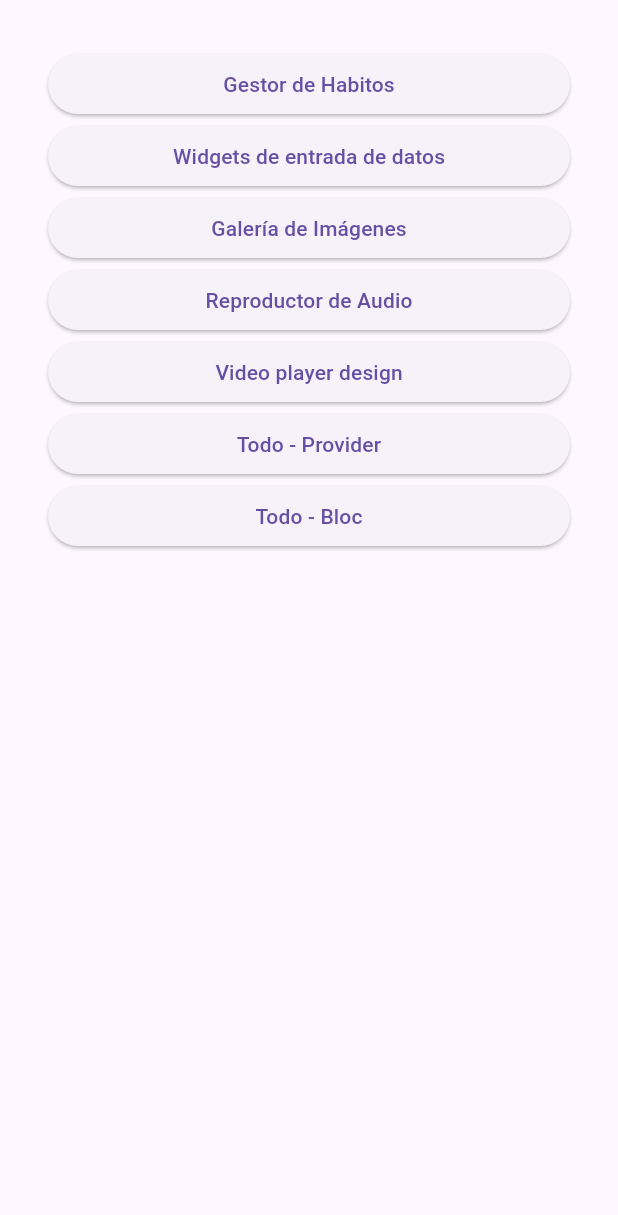
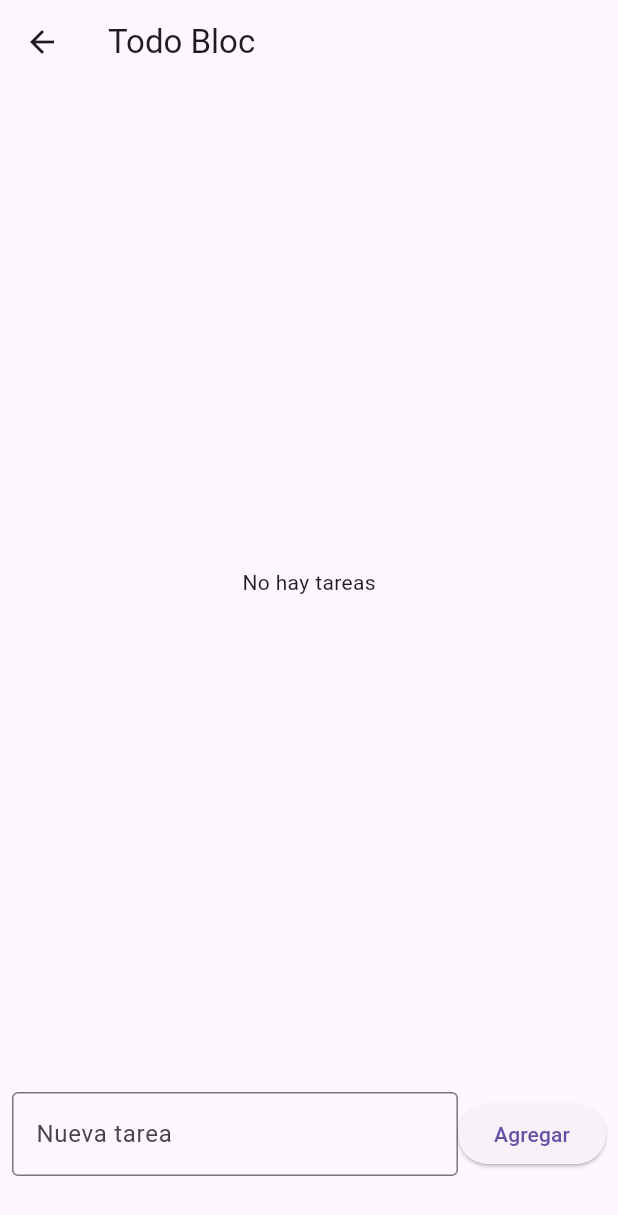
Before and after one commit to lazaronazareno/flutter, a Flutter app: the screen it shows after launch, after a tap on "Todo - Bloc", on a phone screen of 412 x 824 dp. Shown: the top 1215 px of the screen. Run offline on Flutter 3.47's test engine with Material 3 defaults, Android fonts, the phone set to English and light mode, and no system bars; our stand-ins replace equatable, flutter_bloc, just_audio, shared_preferences; network calls fail.

Commit message:
feat: :sparkles: state management with bloc and provider
class 6 with counter examples and more

```diff
--- /dev/null
+++ b/lib/class/task.dart
@@ -0,0 +1,6 @@
+class Task {
+  String title;
+  bool isComplete;
+
+  Task({required this.title, this.isComplete = false});
+}
--- /dev/null
+++ b/lib/counter_example/counter_bloc.dart
@@ -0,0 +1,69 @@
+import 'package:equatable/equatable.dart';
+import 'package:flutter/material.dart';
+import 'package:flutter_bloc/flutter_bloc.dart';
+
+class TodoBloc extends StatelessWidget {
+  const TodoBloc({super.key});
+
+  @override
+  Widget build(BuildContext context) {
+    return BlocProvider(
+      create: (context) => CounterBloc(),
+      child: const Body(),
+    );
+  }
+}
+
+class Body extends StatelessWidget {
+  const Body({super.key});
+
+  @override
+  Widget build(BuildContext context) {
+    return Scaffold(
+      appBar: AppBar(
+        title: const Text("Todo Bloc"),
+      ),
+      body: Center(
+        child: BlocBuilder<CounterBloc, CounterState>(
+          builder: (context, state) {
+            return Text("Contador : ${state.count}");
+          },
+        ),
+      ),
+      floatingActionButton: FloatingActionButton(
+        onPressed: () => context.read<CounterBloc>().add(IncrementEvent()),
+        child: const Icon(Icons.add),
+      ),
+    );
+  }
+}
+
+//Events
+
+abstract class CounterEvent extends Equatable {
+  @override
+  List<Object> get props => [];
+}
+
+class IncrementEvent extends CounterEvent {}
+
+//States
+
+class CounterState extends Equatable {
+  final int count;
+
+  const CounterState({required this.count});
+
+  @override
+  List<Object> get props => [count];
+}
+
+//Bloc
+
+class CounterBloc extends Bloc<CounterEvent, CounterState> {
+  CounterBloc() : super(const CounterState(count: 0)) {
+    on<IncrementEvent>((event, emit) {
+      emit(CounterState(count: state.count + 1));
+    });
+  }
+}
--- a/lib/main.dart
+++ b/lib/main.dart
@@ -1,9 +1,12 @@
 import 'package:flutter/material.dart';
 import 'package:flutter_application_1/menu.dart';
+import 'package:flutter_application_1/todo_provider/todo_provider.dart';
+import 'package:provider/provider.dart';
 //import 'package:flutter_application_1/my_widgets.dart';
 
 void main() {
-  runApp(const MaterialApp(home: Menu()));
+  runApp(ChangeNotifierProvider(
+      create: (_) => TaskProvider(), child: const MaterialApp(home: Menu())));
 }
 
 /* void main() {
--- a/lib/menu.dart
+++ b/lib/menu.dart
@@ -3,6 +3,8 @@ import 'package:flutter_application_1/audio_player/player.dart';
 import 'package:flutter_application_1/entradas_de_datos/in_datos.dart';
 import 'package:flutter_application_1/gallery/gallery.dart';
 import 'package:flutter_application_1/gestor_habitos/home_hab.dart';
+import 'package:flutter_application_1/todo_bloc/todo_bloc_page.dart';
+import 'package:flutter_application_1/todo_provider/todo_provider.dart';
 import 'package:flutter_application_1/video_player_design/video_player_design.dart';
 
 class Menu extends StatelessWidget {
@@ -71,11 +73,27 @@ class Menu extends StatelessWidget {
               child: const Text("Video player design"),
             ),
             ElevatedButton(
-              onPressed: () {},
+              onPressed: () {
+                Navigator.push(
+                  context,
+                  MaterialPageRoute(
+                    builder: (context) => const TodoProvider(),
+                  ),
+                );
+              },
+              //para proyectos un poco mas simples y no tan complejos, más facil de aprender, escalabilidad limitada, mantenimiento moderado, optimizacion promedio
               child: const Text("Todo - Provider"),
             ),
             ElevatedButton(
-              onPressed: () {},
+              onPressed: () {
+                Navigator.push(
+                  context,
+                  MaterialPageRoute(
+                    builder: (context) => const TodoBlocPage(),
+                  ),
+                );
+              },
+              //para proyectos un poco mas grandes y complejos, moderada dificultad de aprendizaje, escalabilidad muy alta, mantenimiento alto, estructura rigida, optimizacion excelente
               child: const Text("Todo - Bloc"),
             ),
           ],
--- /dev/null
+++ b/lib/todo_bloc/bloc/todo_event.dart
@@ -0,0 +1,20 @@
+part of 'todo_bloc.dart';
+
+sealed class TodoEvent extends Equatable {
+  const TodoEvent();
+
+  @override
+  List<Object> get props => [];
+}
+
+class AddTaskEvent extends TodoEvent {
+  final String title;
+
+  const AddTaskEvent({required this.title});
+}
+
+class UpdateStateEvent extends TodoEvent {
+  final int index;
+
+  const UpdateStateEvent({required this.index});
+}
--- /dev/null
+++ b/lib/todo_bloc/bloc/todo_state.dart
@@ -0,0 +1,22 @@
+part of 'todo_bloc.dart';
+
+class TodoState extends Equatable {
+  final List<Task> tasks;
+
+  const TodoState({
+    required this.tasks,
+  });
+
+  factory TodoState.initial() {
+    return const TodoState(tasks: []);
+  }
+
+  //hacer siempre la misma copia con las mismas variables definidas arriba pero con nullsafety para modificar solo las que se necesiten modificar
+  TodoState copyWith({List<Task>? tasks}) {
+    return TodoState(tasks: tasks ?? this.tasks);
+  }
+
+  @override
+  List<Object> get props =>
+      [tasks]; //todas las variables que se inicializan en el constructor
+}
--- /dev/null
+++ b/lib/todo_bloc/todo_bloc_page.dart
@@ -0,0 +1,97 @@
+import 'package:equatable/equatable.dart';
+import 'package:flutter/material.dart';
+import 'package:flutter_application_1/todo_bloc/bloc/todo_bloc.dart';
+import 'package:flutter_bloc/flutter_bloc.dart';
+
+class TodoBlocPage extends StatelessWidget {
+  const TodoBlocPage({super.key});
+
+  @override
+  Widget build(BuildContext context) {
+    //primer paso luego de setear evento, state y bloc
+    return BlocProvider(
+      create: (context) => TodoBloc(),
+      child: const Body(),
+    );
+  }
+}
+
+class Body extends StatelessWidget {
+  const Body({super.key});
+
+  @override
+  Widget build(BuildContext context) {
+    return Scaffold(
+      appBar: AppBar(
+        title: const Text("Todo Bloc"),
+      ),
+      body: Column(
+        children: [
+          //segundo paso
+          Expanded(child: BlocBuilder<TodoBloc, TodoState>(
+            builder: (context, state) {
+              if (state.tasks.isEmpty) {
+                return const Center(
+                  child: Text("No hay tareas"),
+                );
+              }
+              return ListView.builder(
+                //tamaño lista del state
+                itemCount: state.tasks.length,
+                itemBuilder: (context, index) {
+                  //definir task como variable
+                  final task = state.tasks[index];
+                  return ListTile(
+                    title: Text(task.title),
+                    trailing: Checkbox(
+                        value: task.isComplete,
+                        onChanged: (value) {
+                          context
+                              .read<TodoBloc>()
+                              .add(UpdateStateEvent(index: index));
+                        }),
+                  );
+                },
+              );
+            },
+          )),
+          TodoInputText(),
+          const SizedBox(height: 32),
+        ],
+      ),
+    );
+  }
+}
+
+class TodoInputText extends StatelessWidget {
+  final TextEditingController _controller = TextEditingController();
+
+  TodoInputText({super.key});
+
+  _addTask(BuildContext context) {
+    TodoBloc todoBloc = context.read<TodoBloc>();
+    if (_controller.text.isNotEmpty) {
+      todoBloc.add(AddTaskEvent(title: _controller.text));
+    }
+    _controller.clear();
+  }
+
+  @override
+  Widget build(BuildContext context) {
+    return Padding(
+      padding: const EdgeInsets.all(8.0),
+      child: Row(
+        children: [
+          Expanded(
+              child: TextField(
+            controller: _controller,
+            decoration: const InputDecoration(
+                labelText: "Nueva tarea", border: OutlineInputBorder()),
+          )),
+          ElevatedButton(
+              onPressed: () => _addTask(context), child: const Text("Agregar")),
+        ],
+      ),
+    );
+  }
+}
--- a/pubspec.yaml
+++ b/pubspec.yaml
@@ -37,6 +37,9 @@ dependencies:
   shared_preferences: ^2.3.3
   # audioplayers: ^6.1.0
   just_audio: ^0.9.42
+  provider: ^6.1.2
+  flutter_bloc: ^8.1.6
+  equatable: ^2.0.7
 
 dev_dependencies:
   flutter_test:
```
Also changed, not shown: lib/counter_example/counter_provider.dart (added, +37 -0 lines), lib/todo_bloc/bloc/todo_bloc.dart (added, +24 -0 lines), lib/todo_provider/todo_provider.dart (added, +94 -0 lines), pubspec.lock, 1 other file.
